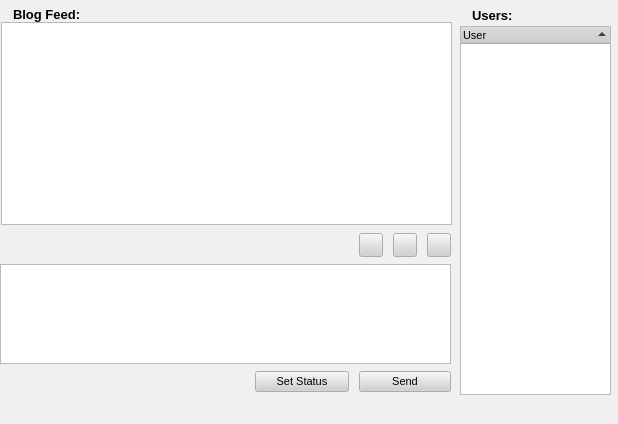
First picture: the form in retroshare-gui/src/gui/BlogDialog.ui, repository RetroShare/RetroShare, before the edit.
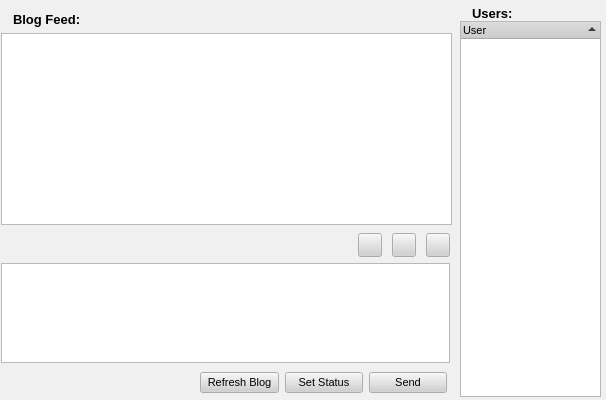
Second picture: the form after the edit. Icons and pictures are not drawn.

Commit message: added refresh button

Diff of the .ui file:
```diff
--- a/retroshare-gui/src/gui/BlogDialog.ui
+++ b/retroshare-gui/src/gui/BlogDialog.ui
@@ -5,12 +5,12 @@
    <rect>
     <x>0</x>
     <y>0</y>
-    <width>618</width>
-    <height>424</height>
+    <width>606</width>
+    <height>400</height>
    </rect>
   </property>
   <property name="sizePolicy" >
-   <sizepolicy vsizetype="Expanding" hsizetype="Expanding" >
+   <sizepolicy vsizetype="Expanding" hsizetype="Preferred" >
     <horstretch>0</horstretch>
     <verstretch>0</verstretch>
    </sizepolicy>
@@ -509,10 +509,16 @@
     <rect>
      <x>460</x>
      <y>6</y>
-     <width>151</width>
-     <height>389</height>
+     <width>141</width>
+     <height>391</height>
     </rect>
    </property>
+   <property name="sizeIncrement" >
+    <size>
+     <width>0</width>
+     <height>0</height>
+    </size>
+   </property>
    <layout class="QGridLayout" >
     <property name="leftMargin" >
      <number>0</number>
@@ -554,6 +560,12 @@
       </property>
       <item row="0" column="1" >
        <spacer>
+        <property name="sizeIncrement" >
+         <size>
+          <width>0</width>
+          <height>0</height>
+         </size>
+        </property>
         <property name="orientation" >
          <enum>Qt::Horizontal</enum>
         </property>
@@ -591,11 +603,17 @@
         <item row="0" column="1" >
          <widget class="QLabel" name="label_14" >
           <property name="sizePolicy" >
-           <sizepolicy vsizetype="Fixed" hsizetype="Preferred" >
+           <sizepolicy vsizetype="Fixed" hsizetype="Expanding" >
             <horstretch>0</horstretch>
             <verstretch>0</verstretch>
            </sizepolicy>
           </property>
+          <property name="sizeIncrement" >
+           <size>
+            <width>0</width>
+            <height>0</height>
+           </size>
+          </property>
           <property name="font" >
            <font>
             <pointsize>10</pointsize>
@@ -610,6 +628,12 @@
         </item>
         <item row="0" column="0" >
          <widget class="QLabel" name="label_2" >
+          <property name="sizeIncrement" >
+           <size>
+            <width>0</width>
+            <height>0</height>
+           </size>
+          </property>
           <property name="text" >
            <string/>
           </property>
@@ -625,7 +649,7 @@
     <item row="1" column="0" >
      <widget class="QTreeWidget" name="userList" >
       <property name="sizePolicy" >
-       <sizepolicy vsizetype="Ignored" hsizetype="Ignored" >
+       <sizepolicy vsizetype="Expanding" hsizetype="Preferred" >
         <horstretch>0</horstretch>
         <verstretch>0</verstretch>
        </sizepolicy>
@@ -666,6 +690,12 @@
      <height>221</height>
     </rect>
    </property>
+   <property name="sizeIncrement" >
+    <size>
+     <width>0</width>
+     <height>0</height>
+    </size>
+   </property>
    <layout class="QGridLayout" >
     <property name="topMargin" >
      <number>2</number>
@@ -718,6 +748,12 @@
         </property>
         <item row="0" column="0" >
          <widget class="QLabel" name="label" >
+          <property name="sizeIncrement" >
+           <size>
+            <width>0</width>
+            <height>0</height>
+           </size>
+          </property>
           <property name="text" >
            <string/>
           </property>
@@ -728,6 +764,18 @@
         </item>
         <item row="0" column="1" >
          <widget class="QLabel" name="label_12" >
+          <property name="sizePolicy" >
+           <sizepolicy vsizetype="Expanding" hsizetype="Expanding" >
+            <horstretch>0</horstretch>
+            <verstretch>0</verstretch>
+           </sizepolicy>
+          </property>
+          <property name="sizeIncrement" >
+           <size>
+            <width>0</width>
+            <height>0</height>
+           </size>
+          </property>
           <property name="font" >
            <font>
             <pointsize>10</pointsize>
@@ -744,6 +792,12 @@
       </item>
       <item row="0" column="1" >
        <spacer>
+        <property name="sizeIncrement" >
+         <size>
+          <width>0</width>
+          <height>0</height>
+         </size>
+        </property>
         <property name="orientation" >
          <enum>Qt::Horizontal</enum>
         </property>
@@ -765,6 +819,12 @@
         <verstretch>0</verstretch>
        </sizepolicy>
       </property>
+      <property name="sizeIncrement" >
+       <size>
+        <width>0</width>
+        <height>0</height>
+       </size>
+      </property>
       <property name="contextMenuPolicy" >
        <enum>Qt::DefaultContextMenu</enum>
       </property>
@@ -778,37 +838,15 @@
     </item>
    </layout>
   </widget>
-  <widget class="QWidget" name="layoutWidget" >
-   <property name="geometry" >
-    <rect>
-     <x>0</x>
-     <y>227</y>
-     <width>451</width>
-     <height>174</height>
-    </rect>
-   </property>
-   <layout class="QGridLayout" >
-    <property name="horizontalSpacing" >
-     <number>10</number>
-    </property>
-    <property name="verticalSpacing" >
-     <number>1</number>
-    </property>
-    <item row="0" column="0" colspan="2" >
-     <spacer>
-      <property name="orientation" >
-       <enum>Qt::Horizontal</enum>
-      </property>
-      <property name="sizeHint" >
-       <size>
-        <width>360</width>
-        <height>16</height>
-       </size>
-      </property>
-     </spacer>
-    </item>
-    <item row="0" column="2" >
      <widget class="QPushButton" name="boldBtn" >
+   <property name="geometry" >
+    <rect>
+     <x>358</x>
+     <y>233</y>
+     <width>24</width>
+     <height>24</height>
+    </rect>
+   </property>
       <property name="minimumSize" >
        <size>
         <width>24</width>
@@ -821,6 +859,12 @@
         <height>24</height>
        </size>
       </property>
+   <property name="sizeIncrement" >
+    <size>
+     <width>0</width>
+     <height>0</height>
+    </size>
+   </property>
       <property name="toolTip" >
        <string>Bold</string>
       </property>
@@ -834,9 +878,15 @@
        <bool>true</bool>
       </property>
      </widget>
-    </item>
-    <item row="0" column="3" >
      <widget class="QPushButton" name="underlineBtn" >
+   <property name="geometry" >
+    <rect>
+     <x>392</x>
+     <y>233</y>
+     <width>24</width>
+     <height>24</height>
+    </rect>
+   </property>
       <property name="minimumSize" >
        <size>
         <width>24</width>
@@ -849,6 +899,12 @@
         <height>24</height>
        </size>
       </property>
+   <property name="sizeIncrement" >
+    <size>
+     <width>0</width>
+     <height>0</height>
+    </size>
+   </property>
       <property name="toolTip" >
        <string>Italic</string>
       </property>
@@ -862,9 +918,15 @@
        <bool>true</bool>
       </property>
      </widget>
-    </item>
-    <item row="0" column="4" >
      <widget class="QPushButton" name="italicBtn" >
+   <property name="geometry" >
+    <rect>
+     <x>426</x>
+     <y>233</y>
+     <width>24</width>
+     <height>24</height>
+    </rect>
+   </property>
       <property name="minimumSize" >
        <size>
         <width>24</width>
@@ -877,6 +939,12 @@
         <height>24</height>
        </size>
       </property>
+   <property name="sizeIncrement" >
+    <size>
+     <width>0</width>
+     <height>0</height>
+    </size>
+   </property>
       <property name="toolTip" >
        <string>Underline</string>
       </property>
@@ -890,13 +958,19 @@
        <bool>true</bool>
       </property>
      </widget>
-    </item>
-    <item row="1" column="0" colspan="5" >
      <widget class="QTextEdit" name="lineEdit" >
+   <property name="geometry" >
+    <rect>
+     <x>1</x>
+     <y>263</y>
+     <width>449</width>
+     <height>100</height>
+    </rect>
+   </property>
       <property name="sizePolicy" >
-       <sizepolicy vsizetype="Maximum" hsizetype="Expanding" >
+    <sizepolicy vsizetype="Expanding" hsizetype="Expanding" >
         <horstretch>0</horstretch>
-        <verstretch>0</verstretch>
+     <verstretch>5</verstretch>
        </sizepolicy>
       </property>
       <property name="maximumSize" >
@@ -918,36 +992,60 @@
        </size>
       </property>
      </widget>
-    </item>
-    <item row="2" column="2" colspan="3" >
-     <widget class="QPushButton" name="sendBtn" >
+  <widget class="QWidget" name="layoutWidget" >
+   <property name="geometry" >
+    <rect>
+     <x>200</x>
+     <y>370</y>
+     <width>247</width>
+     <height>25</height>
+    </rect>
+   </property>
+   <property name="sizeIncrement" >
+    <size>
+     <width>0</width>
+     <height>0</height>
+    </size>
+   </property>
+   <layout class="QHBoxLayout" >
+    <item>
+     <widget class="QPushButton" name="refreshBtn" >
+      <property name="sizeIncrement" >
+       <size>
+        <width>0</width>
+        <height>0</height>
+       </size>
+      </property>
       <property name="text" >
-       <string>Send</string>
+       <string>Refresh Blog</string>
       </property>
      </widget>
     </item>
-    <item row="2" column="1" >
+    <item>
      <widget class="QPushButton" name="statusBtn" >
+      <property name="sizeIncrement" >
+       <size>
+        <width>0</width>
+        <height>0</height>
+       </size>
+      </property>
       <property name="text" >
        <string>Set Status</string>
       </property>
      </widget>
     </item>
-    <item row="2" column="0" >
-     <spacer>
-      <property name="orientation" >
-       <enum>Qt::Horizontal</enum>
-      </property>
-      <property name="sizeType" >
-       <enum>QSizePolicy::Fixed</enum>
-      </property>
-      <property name="sizeHint" >
+    <item>
+     <widget class="QPushButton" name="sendBtn" >
+      <property name="sizeIncrement" >
        <size>
-        <width>245</width>
-        <height>16</height>
+        <width>0</width>
+        <height>0</height>
        </size>
       </property>
-     </spacer>
+      <property name="text" >
+       <string>Send</string>
+      </property>
+     </widget>
     </item>
    </layout>
   </widget>
```
Lines whose indentation alone changed are shown as unchanged.
